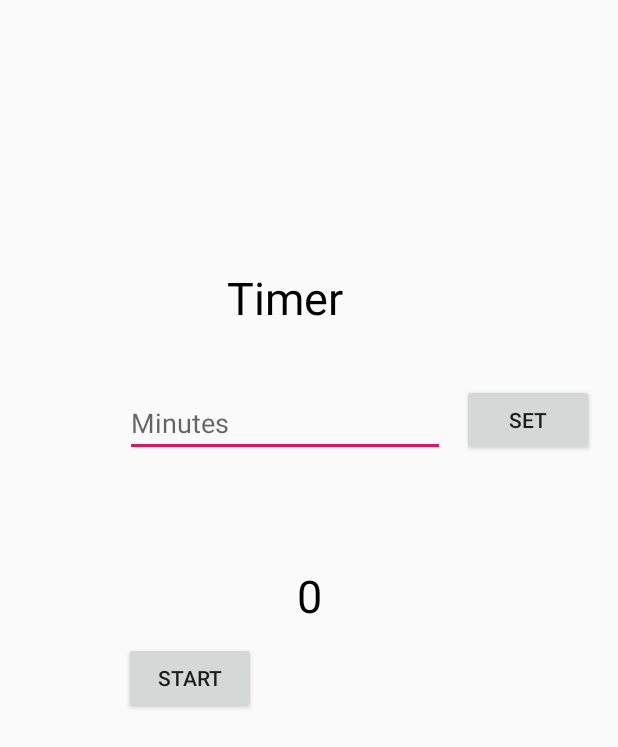
After one commit to daffatahtaa/2019-mobile-UTS, an Android app: the layout activity_timer.xml on its own in the app's theme, with its tools: preview values and no code run, on a phone screen of 412 x 824 dp. The commit adds this screen. Shown: the top 747 px of the screen. Run offline under Robolectric (Android 15) with nearby library versions, the phone set to English and light mode, and no system bars.

Commit message:
added button converter timer.

```diff
--- a/app/build.gradle
+++ b/app/build.gradle
@@ -4,7 +4,7 @@
     compileSdkVersion 29
     buildToolsVersion "29.0.2"
     defaultConfig {
-        applicationId "com.daffatahta.uts"
+        applicationId "com.daffatahta.utsmobile2019"
         minSdkVersion 16
         targetSdkVersion 29
         versionCode 1
@@ -23,6 +23,7 @@
     implementation fileTree(dir: 'libs', include: ['*.jar'])
     implementation 'androidx.appcompat:appcompat:1.1.0'
     implementation 'androidx.constraintlayout:constraintlayout:1.1.3'
+    implementation 'androidx.legacy:legacy-support-v4:1.0.0'
     testImplementation 'junit:junit:4.12'
     androidTestImplementation 'androidx.test.ext:junit:1.1.0'
     androidTestImplementation 'androidx.test.espresso:espresso-core:3.2.0'
--- a/app/src/main/AndroidManifest.xml
+++ b/app/src/main/AndroidManifest.xml
@@ -1,6 +1,6 @@
 <?xml version="1.0" encoding="utf-8"?>
 <manifest xmlns:android="http://schemas.android.com/apk/res/android"
-    package="com.daffatahta.uts">
+    package="com.daffatahta.utsmobile2019">
 
     <application
         android:allowBackup="true"
@@ -9,6 +9,8 @@
         android:roundIcon="@mipmap/ic_launcher_round"
         android:supportsRtl="true"
         android:theme="@style/AppTheme">
+        <activity android:name=".activites.Converter"></activity>
+        <activity android:name=".activites.TimerActivity" />
         <activity android:name=".MainActivity">
             <intent-filter>
                 <action android:name="android.intent.action.MAIN" />
--- /dev/null
+++ b/app/src/main/res/layout/activity_timer.xml
@@ -0,0 +1,74 @@
+<?xml version="1.0" encoding="utf-8"?>
+<androidx.constraintlayout.widget.ConstraintLayout xmlns:android="http://schemas.android.com/apk/res/android"
+    xmlns:app="http://schemas.android.com/apk/res-auto"
+    xmlns:tools="http://schemas.android.com/tools"
+    android:layout_width="match_parent"
+    android:layout_height="match_parent"
+    tools:context=".activites.TimerActivity">
+
+    <TextView
+        android:id="@+id/titleText"
+        android:layout_width="wrap_content"
+        android:layout_height="wrap_content"
+        android:text="Timer"
+        android:textColor="@android:color/black"
+        android:textSize="30sp"
+        app:layout_constraintBottom_toTopOf="@+id/timerInput"
+        app:layout_constraintEnd_toEndOf="parent"
+        app:layout_constraintHorizontal_bias="0.452"
+        app:layout_constraintStart_toStartOf="parent"
+        app:layout_constraintTop_toTopOf="parent"
+        app:layout_constraintVertical_bias="0.813" />
+
+    <EditText
+        android:id="@+id/timerInput"
+        android:layout_width="wrap_content"
+        android:layout_height="wrap_content"
+        android:ems="10"
+        android:hint="Minutes"
+        android:inputType="number"
+        app:layout_constraintBottom_toBottomOf="parent"
+        app:layout_constraintEnd_toEndOf="parent"
+        app:layout_constraintHorizontal_bias="0.419"
+        app:layout_constraintStart_toStartOf="parent"
+        app:layout_constraintTop_toTopOf="parent"
+        app:layout_constraintVertical_bias="0.333" />
+
+    <Button
+        android:id="@+id/buttonSetTimer"
+        android:layout_width="wrap_content"
+        android:layout_height="wrap_content"
+        android:text="set"
+        app:layout_constraintBottom_toBottomOf="parent"
+        app:layout_constraintEnd_toEndOf="parent"
+        app:layout_constraintHorizontal_bias="0.95"
+        app:layout_constraintStart_toStartOf="parent"
+        app:layout_constraintTop_toTopOf="parent"
+        app:layout_constraintVertical_bias="0.33" />
+
+    <TextView
+        android:id="@+id/timeLeftTextView"
+        android:layout_width="wrap_content"
+        android:layout_height="wrap_content"
+        android:text="0"
+        android:textColor="@android:color/background_dark"
+        android:textSize="30sp"
+        app:layout_constraintBottom_toBottomOf="parent"
+        app:layout_constraintEnd_toEndOf="parent"
+        app:layout_constraintStart_toStartOf="parent"
+        app:layout_constraintTop_toTopOf="parent"
+        app:layout_constraintVertical_bias="0.481" />
+
+    <Button
+        android:id="@+id/buttonStart"
+        android:layout_width="wrap_content"
+        android:layout_height="wrap_content"
+        android:layout_marginTop="304dp"
+        android:text="Start"
+        app:layout_constraintBottom_toBottomOf="parent"
+        app:layout_constraintEnd_toEndOf="parent"
+        app:layout_constraintHorizontal_bias="0.256"
+        app:layout_constraintStart_toStartOf="parent"
+        app:layout_constraintTop_toTopOf="parent"
+        app:layout_constraintVertical_bias="0.263" />
+</androidx.constraintlayout.widget.ConstraintLayout>
--- a/app/src/main/res/values/strings.xml
+++ b/app/src/main/res/values/strings.xml
@@ -1,3 +1,6 @@
 <resources>
-    <string name="app_name">Uts Mobile2019</string>
+    <string name="app_name">UTSMobile2019</string>
+
+    <!-- TODO: Remove or change this placeholder text -->
+    <string name="hello_blank_fragment">Hello blank fragment</string>
 </resources>
--- a/settings.gradle
+++ b/settings.gradle
@@ -1,2 +1,2 @@
 include ':app'
-rootProject.name='Uts Mobile2019'
+rootProject.name='UTSMobile2019'
```
Also changed, not shown: app/src/main/java/com/daffatahta/utsmobile2019/Fragment/FragmentCurrencyConverter.java (added, +111 -0 lines), app/src/main/java/com/daffatahta/utsmobile2019/activites/Converter.java (added, +16 -0 lines), app/src/main/java/com/daffatahta/utsmobile2019/activites/TimerActivity.java (renamed from app/src/main/java/com/daffatahta/uts/MainActivity.java, +5 -3 lines), app/src/main/res/layout/activity_converter.xml (added, +9 -0 lines), app/src/main/res/layout/activity_main.xml (+26 -6 lines), app/src/main/res/layout/fragment_fragment_currency_converter.xml (added, +14 -0 lines), gradle/wrapper/gradle-wrapper.properties, 2 other files.
